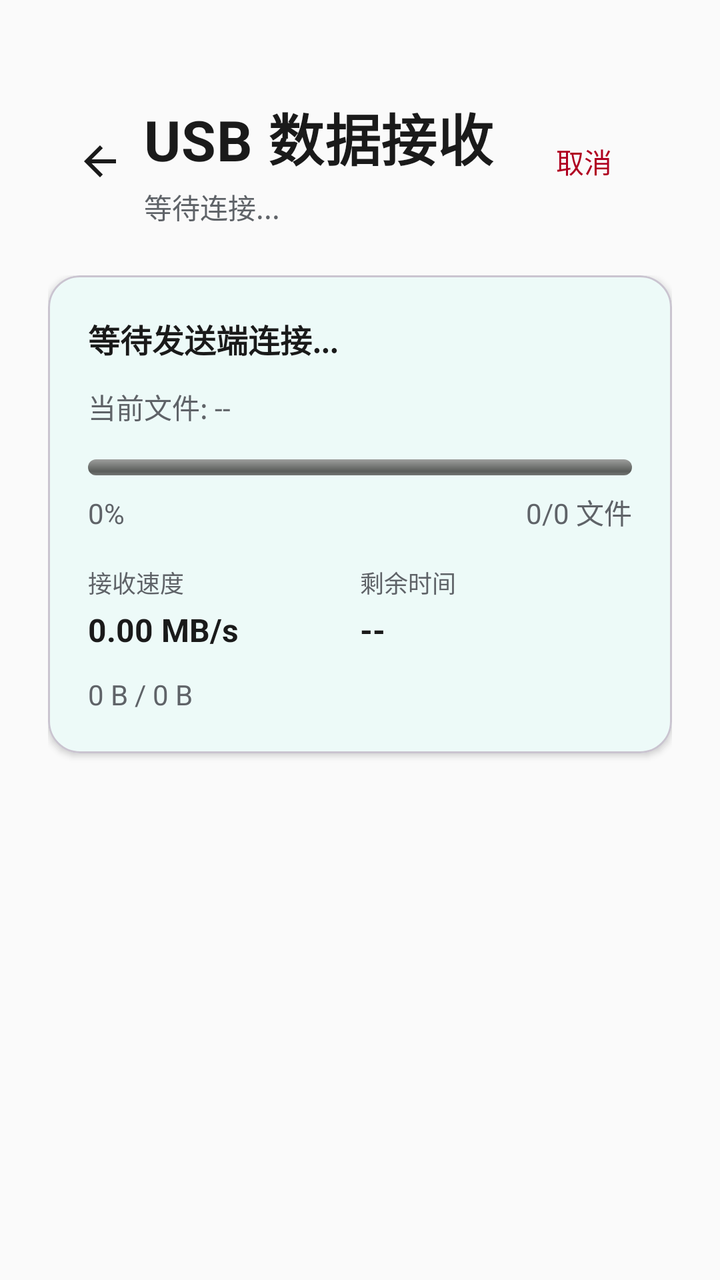
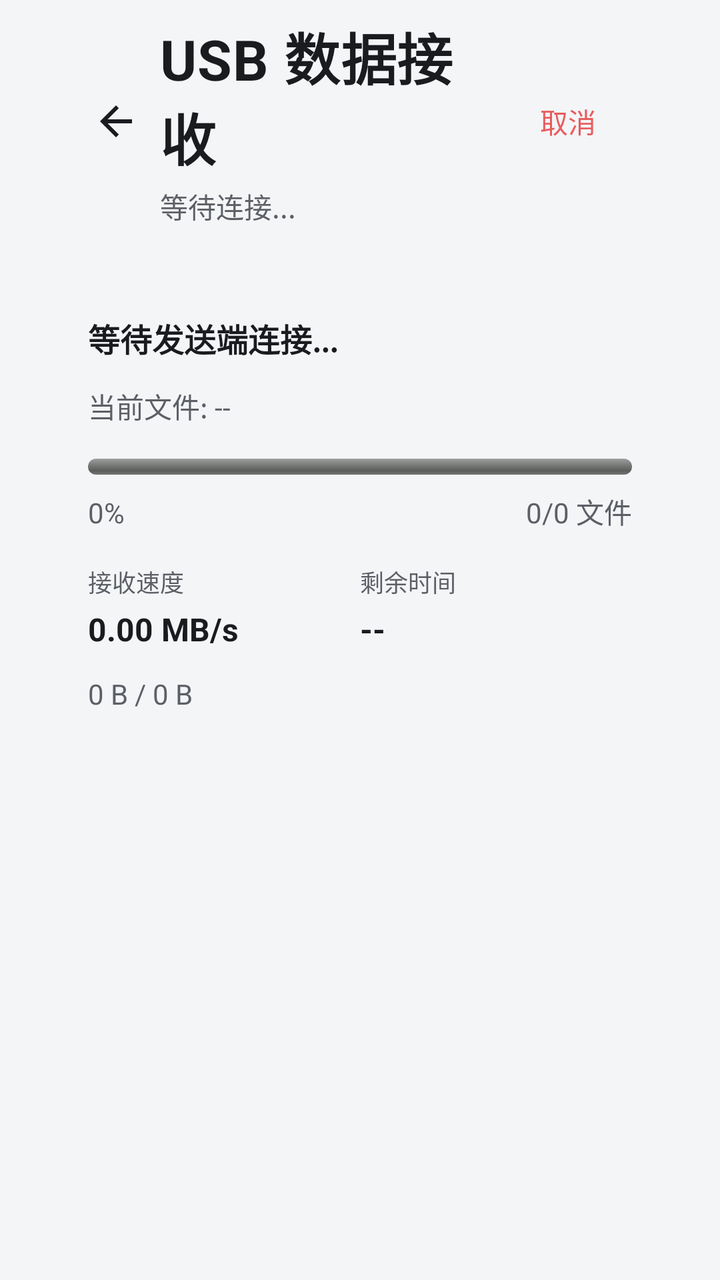

Two renders of the same Android screen: before a commit and after it. Below are the layout's source before the change and the commit's diff.
<!-- AndroidManifest.xml: activity theme Theme.AndroidTransfer -->
<!-- res/layout/activity_usb_receiver.xml -->
<?xml version="1.0" encoding="utf-8"?>
<androidx.constraintlayout.widget.ConstraintLayout xmlns:android="http://schemas.android.com/apk/res/android"
    xmlns:app="http://schemas.android.com/apk/res-auto"
    xmlns:tools="http://schemas.android.com/tools"
    android:layout_width="match_parent"
    android:layout_height="match_parent"
    android:fitsSystemWindows="true"
    android:background="@color/background"
    tools:context=".UsbReceiverActivity">

    
    <LinearLayout
        android:id="@+id/titleContainer"
        android:layout_width="0dp"
        android:layout_height="wrap_content"
        android:layout_marginStart="24dp"
        android:layout_marginEnd="24dp"
        android:layout_marginTop="48dp"
        android:orientation="horizontal"
        android:gravity="center_vertical"
        app:layout_constraintTop_toTopOf="parent"
        app:layout_constraintStart_toStartOf="parent"
        app:layout_constraintEnd_toEndOf="parent">

        <com.google.android.material.button.MaterialButton
            android:id="@+id/btnBack"
            style="@style/Widget.Material3.Button.IconButton"
            android:layout_width="40dp"
            android:layout_height="40dp"
            app:icon="@drawable/ic_arrow_back"
            app:iconTint="@color/text_high_emphasis"
            app:iconSize="24dp"
            android:contentDescription="@string/back" />

        <LinearLayout
            android:layout_width="0dp"
            android:layout_height="wrap_content"
            android:layout_weight="1"
            android:layout_marginStart="8dp"
            android:orientation="vertical">

            <TextView
                android:layout_width="wrap_content"
                android:layout_height="wrap_content"
                android:text="@string/usb_data_receive"
                android:textSize="28sp"
                android:textStyle="bold"
                android:letterSpacing="0.01"
                android:textColor="@color/text_high_emphasis" />

            <TextView
                android:id="@+id/tvStatus"
                android:layout_width="wrap_content"
                android:layout_height="wrap_content"
                android:layout_marginTop="4dp"
                android:text="@string/waiting_connection"
                android:textSize="14sp"
                android:textColor="@color/text_medium_emphasis" />
        </LinearLayout>

        <com.google.android.material.button.MaterialButton
            android:id="@+id/btnCancel"
            style="@style/Widget.Material3.Button.TextButton"
            android:layout_width="wrap_content"
            android:layout_height="wrap_content"
            android:text="@string/cancel"
            android:textColor="@color/error" />
    </LinearLayout>

    
    <ScrollView
        android:layout_width="0dp"
        android:layout_height="0dp"
        android:layout_marginTop="24dp"
        app:layout_constraintTop_toBottomOf="@id/titleContainer"
        app:layout_constraintStart_toStartOf="parent"
        app:layout_constraintEnd_toEndOf="parent"
        app:layout_constraintBottom_toBottomOf="parent">

        <LinearLayout
            android:layout_width="match_parent"
            android:layout_height="wrap_content"
            android:orientation="vertical"
            android:paddingStart="24dp"
            android:paddingEnd="24dp"
            android:paddingBottom="24dp">

            
            <com.google.android.material.card.MaterialCardView
                android:layout_width="match_parent"
                android:layout_height="wrap_content"
                app:cardElevation="2dp"
                app:cardCornerRadius="16dp"
                app:cardBackgroundColor="@color/surface">

                <LinearLayout
                    android:layout_width="match_parent"
                    android:layout_height="wrap_content"
                    android:orientation="vertical"
                    android:padding="20dp">

                    <TextView
                        android:id="@+id/tvReceiveStatus"
                        android:layout_width="wrap_content"
                        android:layout_height="wrap_content"
                        android:text="@string/waiting_sender"
                        android:textSize="16sp"
                        android:textStyle="bold"
                        android:textColor="@color/text_high_emphasis" />

                    <TextView
                        android:id="@+id/tvCurrentFile"
                        android:layout_width="wrap_content"
                        android:layout_height="wrap_content"
                        android:layout_marginTop="12dp"
                        android:text="@string/current_file_dash"
                        android:textSize="14sp"
                        android:textColor="@color/text_medium_emphasis" />

                    
                    <ProgressBar
                        android:id="@+id/progressBar"
                        style="@android:style/Widget.ProgressBar.Horizontal"
                        android:layout_width="match_parent"
                        android:layout_height="8dp"
                        android:layout_marginTop="16dp"
                        android:progressTint="@color/radar_blue_primary"
                        android:progress="0"
                        android:max="100" />

                    
                    <LinearLayout
                        android:layout_width="match_parent"
                        android:layout_height="wrap_content"
                        android:layout_marginTop="8dp"
                        android:orientation="horizontal">

                        <TextView
                            android:id="@+id/tvProgress"
                            android:layout_width="0dp"
                            android:layout_height="wrap_content"
                            android:layout_weight="1"
                            android:text="0%"
                            android:textSize="14sp"
                            android:textColor="@color/text_medium_emphasis" />

                        <TextView
                            android:id="@+id/tvFileCount"
                            android:layout_width="wrap_content"
                            android:layout_height="wrap_content"
                            android:text="@string/files_progress_zero"
                            android:textSize="14sp"
                            android:textColor="@color/text_medium_emphasis" />
                    </LinearLayout>

                    
                    <LinearLayout
                        android:layout_width="match_parent"
                        android:layout_height="wrap_content"
                        android:layout_marginTop="16dp"
                        android:orientation="horizontal">

                        <LinearLayout
                            android:layout_width="0dp"
                            android:layout_height="wrap_content"
                            android:layout_weight="1"
                            android:orientation="vertical">

                            <TextView
                                android:layout_width="wrap_content"
                                android:layout_height="wrap_content"
                                android:text="@string/received_speed"
                                android:textSize="12sp"
                                android:textColor="@color/text_medium_emphasis" />

                            <TextView
                                android:id="@+id/tvSpeed"
                                android:layout_width="wrap_content"
                                android:layout_height="wrap_content"
                                android:layout_marginTop="4dp"
                                android:text="0.00 MB/s"
                                android:textSize="16sp"
                                android:textStyle="bold"
                                android:textColor="@color/text_high_emphasis" />
                        </LinearLayout>

                        <LinearLayout
                            android:layout_width="0dp"
                            android:layout_height="wrap_content"
                            android:layout_weight="1"
                            android:orientation="vertical">

                            <TextView
                                android:layout_width="wrap_content"
                                android:layout_height="wrap_content"
                                android:text="@string/time_remaining"
                                android:textSize="12sp"
                                android:textColor="@color/text_medium_emphasis" />

                            <TextView
                                android:id="@+id/tvTimeRemaining"
                                android:layout_width="wrap_content"
                                android:layout_height="wrap_content"
                                android:layout_marginTop="4dp"
                                android:text="--"
                                android:textSize="16sp"
                                android:textStyle="bold"
                                android:textColor="@color/text_high_emphasis" />
                        </LinearLayout>
                    </LinearLayout>

                    
                    <TextView
                        android:id="@+id/tvReceived"
                        android:layout_width="wrap_content"
                        android:layout_height="wrap_content"
                        android:layout_marginTop="12dp"
                        android:text="0 B / 0 B"
                        android:textSize="14sp"
                        android:textColor="@color/text_medium_emphasis" />
                </LinearLayout>
            </com.google.android.material.card.MaterialCardView>

            
            <androidx.recyclerview.widget.RecyclerView
                android:id="@+id/recyclerViewFiles"
                android:layout_width="match_parent"
                android:layout_height="wrap_content"
                android:layout_marginTop="16dp"
                android:nestedScrollingEnabled="false" />
        </LinearLayout>
    </ScrollView>

</androidx.constraintlayout.widget.ConstraintLayout>
<!-- resources referenced by this layout -->
<resources>
  <color name="background">#FAFAFA</color>
  <color name="error">#B00020</color>
  <color name="radar_blue_primary">#2196F3</color>
  <color name="surface">#FFFFFF</color>
  <color name="text_high_emphasis">#FF1A1A1A</color>
  <color name="text_medium_emphasis">#FF5F6368</color>
  <!-- drawable ic_arrow_back (drawable) -->
  <?xml version="1.0" encoding="utf-8"?>
  <vector xmlns:android="http://schemas.android.com/apk/res/android"
      android:width="24dp"
      android:height="24dp"
      android:viewportWidth="24"
      android:viewportHeight="24">
      <path
          android:fillColor="@android:color/white"
          android:pathData="M20,11H7.83L13.42,5.41L12,4L4,12L12,20L13.41,18.59L7.83,13H20V11Z" />
  </vector>
  <string name="back">返回</string>
  <string name="cancel">取消</string>
  <string name="current_file_dash">当前文件: --</string>
  <string name="files_progress_zero">0/0 文件</string>
  <string name="received_speed">接收速度</string>
  <string name="time_remaining">剩余时间</string>
  <string name="usb_data_receive">USB 数据接收</string>
  <string name="waiting_connection">等待连接...</string>
  <string name="waiting_sender">等待发送端连接...</string>
  <style name="Theme.AndroidTransfer" parent="Base.Theme.AndroidTransfer" />
  <style name="Base.Theme.AndroidTransfer" parent="Theme.Material3.Light.NoActionBar">
          
          <item name="colorPrimary">@color/primary</item>
          <item name="colorPrimaryVariant">@color/primary_dark</item>
          <item name="colorOnPrimary">@color/white</item>
          <item name="colorSecondary">@color/accent</item>
          <item name="colorOnSecondary">@color/white</item>
          <item name="colorError">@color/error</item>
          <item name="colorOnError">@color/white</item>
          <item name="colorSurface">@color/surface</item>
          <item name="colorOnSurface">@color/text_high_emphasis</item>
          <item name="android:colorBackground">@color/background</item>
          <item name="colorOnBackground">@color/text_high_emphasis</item>
          
          
          <item name="android:statusBarColor">@android:color/transparent</item>
          <item name="android:windowLightStatusBar">false</item>
          <item name="android:navigationBarColor">@color/surface</item>
          <item name="android:windowLightNavigationBar" tools:targetApi="o_mr1">true</item>
          
          
          <item name="android:windowAnimationStyle">@null</item>
          <item name="android:windowIsTranslucent">false</item>
          <item name="android:windowDisablePreview">false</item>
      </style>
  <color name="primary">#00BFA5</color>
  <color name="primary_dark">#00897B</color>
  <color name="white">#FFFFFFFF</color>
  <color name="accent">#00E5CC</color>
</resources>

<!-- the commit's change to res/layout/activity_usb_receiver.xml (unified diff, before → after) -->
@@ -4,7 +4,6 @@
     xmlns:tools="http://schemas.android.com/tools"
     android:layout_width="match_parent"
     android:layout_height="match_parent"
-    android:fitsSystemWindows="true"
     android:background="@color/background"
     tools:context=".UsbReceiverActivity">
 
@@ -13,9 +12,9 @@
         android:id="@+id/titleContainer"
         android:layout_width="0dp"
         android:layout_height="wrap_content"
-        android:layout_marginStart="24dp"
-        android:layout_marginEnd="24dp"
-        android:layout_marginTop="48dp"
+        android:layout_marginStart="@dimen/page_gutter"
+        android:layout_marginEnd="@dimen/page_gutter"
+        android:layout_marginTop="8dp"
         android:orientation="horizontal"
         android:gravity="center_vertical"
         app:layout_constraintTop_toTopOf="parent"
@@ -89,7 +88,7 @@
             <com.google.android.material.card.MaterialCardView
                 android:layout_width="match_parent"
                 android:layout_height="wrap_content"
-                app:cardElevation="2dp"
+                app:cardElevation="0dp"
                 app:cardCornerRadius="16dp"
                 app:cardBackgroundColor="@color/surface">
 
<!-- resource entries referenced after the edit -->
@@ -1,11 +1,12 @@
 <!-- resources referenced by this layout -->
 <resources>
-  <color name="background">#FAFAFA</color>
-  <color name="error">#B00020</color>
-  <color name="radar_blue_primary">#2196F3</color>
-  <color name="surface">#FFFFFF</color>
-  <color name="text_high_emphasis">#FF1A1A1A</color>
-  <color name="text_medium_emphasis">#FF5F6368</color>
+  <color name="background">#F4F5F7</color>
+  <color name="error">#E85D5D</color>
+  <color name="radar_blue_primary">#4C8DFF</color>
+  <color name="surface">#F4F5F7</color>
+  <color name="text_high_emphasis">#1A1B1F</color>
+  <color name="text_medium_emphasis">#5C5F66</color>
+  <dimen name="page_gutter">32dp</dimen>
   <!-- drawable ic_arrow_back (drawable) -->
   <?xml version="1.0" encoding="utf-8"?>
   <vector xmlns:android="http://schemas.android.com/apk/res/android"
@@ -27,8 +28,7 @@
   <string name="waiting_connection">等待连接...</string>
   <string name="waiting_sender">等待发送端连接...</string>
   <style name="Theme.AndroidTransfer" parent="Base.Theme.AndroidTransfer" />
-  <style name="Base.Theme.AndroidTransfer" parent="Theme.Material3.Light.NoActionBar">
-          
+  <style name="Base.Theme.AndroidTransfer" parent="Theme.Material3.DayNight.NoActionBar">
           <item name="colorPrimary">@color/primary</item>
           <item name="colorPrimaryVariant">@color/primary_dark</item>
           <item name="colorOnPrimary">@color/white</item>
@@ -40,21 +40,22 @@
           <item name="colorOnSurface">@color/text_high_emphasis</item>
           <item name="android:colorBackground">@color/background</item>
           <item name="colorOnBackground">@color/text_high_emphasis</item>
-          
-          
           <item name="android:statusBarColor">@android:color/transparent</item>
-          <item name="android:windowLightStatusBar">false</item>
-          <item name="android:navigationBarColor">@color/surface</item>
+          <item name="android:navigationBarColor">@android:color/transparent</item>
+          <item name="android:windowAnimationStyle">@null</item>
+          <item name="android:windowLightStatusBar">true</item>
           <item name="android:windowLightNavigationBar" tools:targetApi="o_mr1">true</item>
-          
-          
-          <item name="android:windowAnimationStyle">@null</item>
-          <item name="android:windowIsTranslucent">false</item>
-          <item name="android:windowDisablePreview">false</item>
+          <item name="materialCardViewStyle">@style/Widget.AndroidTransfer.FlatCard</item>
       </style>
-  <color name="primary">#00BFA5</color>
-  <color name="primary_dark">#00897B</color>
+  <color name="primary">#4C8DFF</color>
+  <color name="primary_dark">#3A72D9</color>
   <color name="white">#FFFFFFFF</color>
-  <color name="accent">#00E5CC</color>
+  <color name="accent">#4C8DFF</color>
+  <style name="Widget.AndroidTransfer.FlatCard" parent="Widget.Material3.CardView.Filled">
+          <item name="cardElevation">0dp</item>
+          <item name="strokeWidth">0dp</item>
+          <item name="cardBackgroundColor">@android:color/transparent</item>
+          <item name="cardCornerRadius">0dp</item>
+      </style>
 </resources>
 
